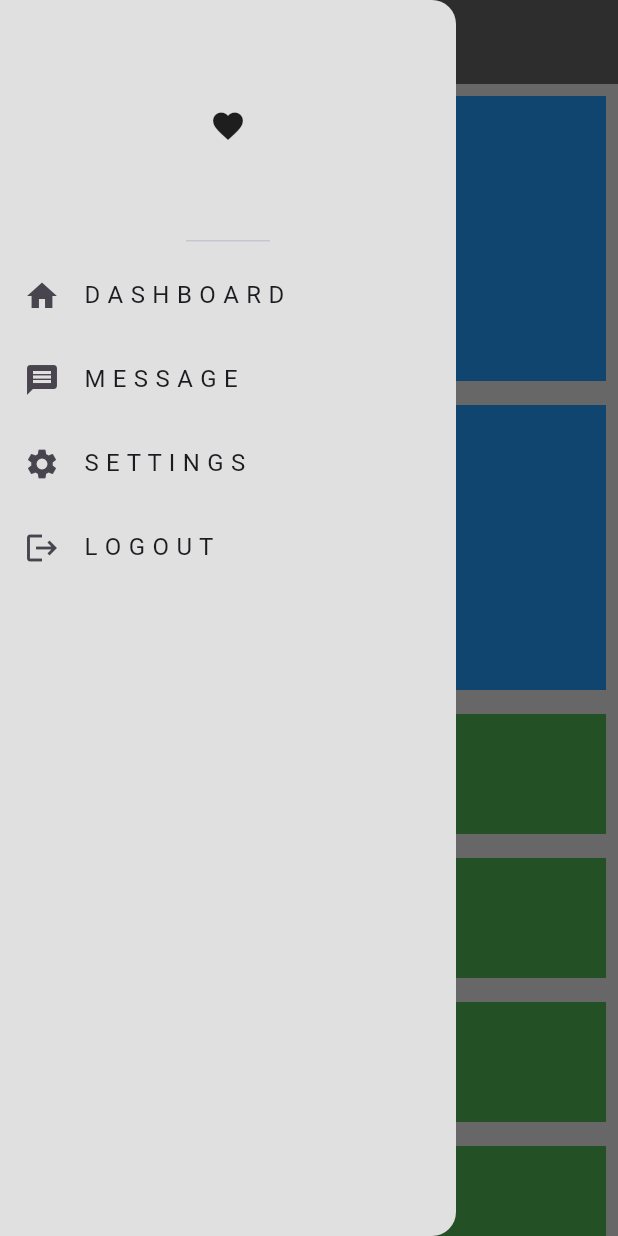
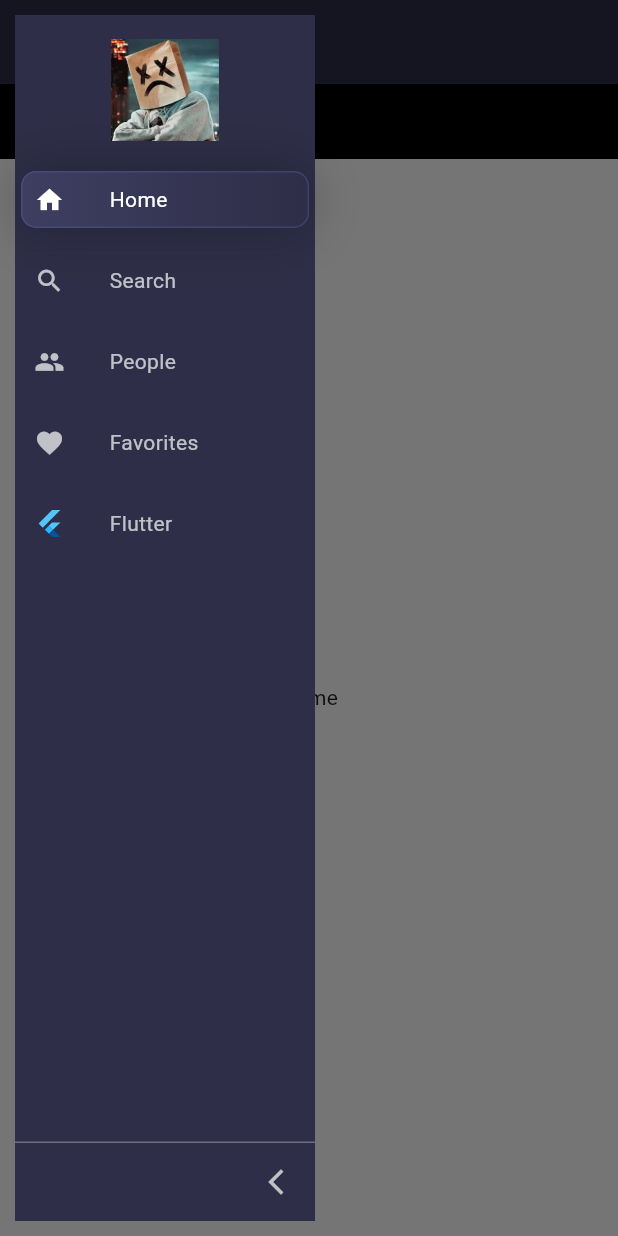
Before and after one commit to eabbeo/flutter_web_responsive_layout_design, a Flutter app: the screen it shows after launch, with the side drawer open, on a phone screen of 412 x 824 dp. Run offline on Flutter 3.47's test engine with Material 3 defaults, Android fonts, the phone set to English and light mode, and no system bars; drawn by our look-alikes of sidebarx.

Commit message:
dashboard designed for the good

```diff
--- a/lib/constants.dart
+++ b/lib/constants.dart
@@ -1,5 +1,10 @@
 import 'package:flutter/material.dart';
-import 'package:flutter/widgets.dart';
+import 'package:fweb/pages/favourites.dart';
+import 'package:fweb/pages/flutter.dart';
+import 'package:fweb/pages/home.dart';
+import 'package:fweb/pages/people.dart';
+import 'package:fweb/pages/search.dart';
+import 'package:sidebarx/sidebarx.dart';
 
 var myAppBar = AppBar(
   backgroundColor: Colors.grey.shade700,
@@ -7,76 +12,36 @@ var myAppBar = AppBar(
 
 var myDefaultBackground = Colors.grey[300];
 
-var myDrawer = Drawer(
-  backgroundColor: Colors.grey[300],
-  child: const Column(
-    children: [
-      DrawerHeader(child: Icon(Icons.favorite)),
-      ListTile(
-        leading: Icon(Icons.home),
-        title: Text("D A S H B O A R D"),
-      ),
-      ListTile(
-        leading: Icon(Icons.message),
-        title: Text("M E S S A G E"),
-      ),
-      ListTile(
-        leading: Icon(Icons.settings),
-        title: Text("S E T T I N G S"),
-      ),
-      ListTile(
-        leading: Icon(Icons.logout),
-        title: Text("L O G O U T"),
-      ),
+var myDrawer = Container(
+  color: Colors.white,
+  width: 250,
+  child: SidebarX(
+    theme: const SidebarXTheme(hoverColor: Colors.red),
+    controller: SidebarXController(selectedIndex: 0, extended: true),
+    items: const [
+      SidebarXItem(icon: Icons.home, label: 'Home'),
+      SidebarXItem(icon: Icons.search, label: 'Search'),
     ],
   ),
 );
 
 var myDesktopDrawer = Container(
-  color: Colors.grey,
+  color: Colors.white,
   width: 250,
-  child: Column(
-    children: [
-      const SizedBox(
-        height: 10,
-      ),
-      const CircleAvatar(
-        radius: 50,
-        backgroundImage: AssetImage("assets/images/download.jpeg"),
-      ),
-      const SizedBox(
-        height: 20,
-      ),
-      ExpansionTile(
-        leading: const Icon(Icons.draw),
-        childrenPadding: const EdgeInsets.only(left: 25),
-        expansionAnimationStyle: AnimationStyle(
-          curve: Curves.decelerate,
-        ),
-        title: const Text("Regestration"),
-        children: const [
-          ListTile(
-            leading: Icon(Icons.people),
-            title: Text("Members"),
-          ),
-          ListTile(
-            leading: Icon(Icons.people),
-            title: Text("Members"),
-          ),
-          ListTile(
-            leading: Icon(Icons.people),
-            title: Text("Members"),
-          ),
-          ListTile(
-            leading: Icon(Icons.people),
-            title: Text("Members"),
-          ),
-          ListTile(
-            leading: Icon(Icons.people),
-            title: Text("Members"),
-          ),
-        ],
-      )
+  child: SidebarX(
+    theme: const SidebarXTheme(hoverColor: Colors.red),
+    controller: SidebarXController(selectedIndex: 0, extended: true),
+    items: const [
+      SidebarXItem(icon: Icons.home, label: 'Home'),
+      SidebarXItem(icon: Icons.search, label: 'Search'),
     ],
   ),
 );
+
+   List<Widget> pages = [
+      const Home(),
+      const Search(),
+      const People(),
+      const Favourites(),
+      const Flutter()
+    ];
--- a/lib/main.dart
+++ b/lib/main.dart
@@ -3,11 +3,12 @@ import 'package:fweb/reponsive/desktop_scaffold.dart';
 import 'package:fweb/reponsive/mobile_scaffold.dart';
 import 'package:fweb/reponsive/responsive_layout.dart';
 import 'package:fweb/reponsive/tablet_scaffold.dart';
+import 'package:fweb/sbar.dart';
 
 void main() {
-  runApp(const MaterialApp(
+  runApp(MaterialApp(
     debugShowCheckedModeBanner: false,
-    home: MyApp(),
+    home: SidebarXExampleApp(),
   ));
 }
 
--- /dev/null
+++ b/lib/pages/flutter.dart
@@ -0,0 +1,21 @@
+import 'package:flutter/material.dart';
+
+class Flutter extends StatefulWidget {
+  const Flutter({super.key});
+
+  @override
+  State<Flutter> createState() => _FlutterState();
+}
+
+class _FlutterState extends State<Flutter> {
+  @override
+  Widget build(BuildContext context) {
+    return const Placeholder(
+      child: Scaffold(
+        body: Center(
+          child: Text('Flutter'),
+        ),
+      ),
+    );
+  }
+}
--- /dev/null
+++ b/lib/pages/home.dart
@@ -0,0 +1,22 @@
+import 'package:flutter/material.dart';
+
+class Home extends StatefulWidget {
+  const Home({super.key});
+
+  @override
+  State<Home> createState() => _HomeState();
+}
+
+class _HomeState extends State<Home> {
+  @override
+  Widget build(BuildContext context) {
+    return Scaffold(
+      body: Container(
+        color: Colors.white,
+        child: const Center(
+          child: Text('Home'),
+        ),
+      ),
+    );
+  }
+}
--- /dev/null
+++ b/lib/pages/people.dart
@@ -0,0 +1,21 @@
+import 'package:flutter/material.dart';
+
+class People extends StatefulWidget {
+  const People({super.key});
+
+  @override
+  State<People> createState() => _PeopleState();
+}
+
+class _PeopleState extends State<People> {
+  @override
+  Widget build(BuildContext context) {
+    return const Placeholder(
+      child: Scaffold(
+        body: Center(
+          child: Text('People'),
+        ),
+      ),
+    );
+  }
+}
--- /dev/null
+++ b/lib/pages/search.dart
@@ -0,0 +1,21 @@
+import 'package:flutter/material.dart';
+
+class Search extends StatefulWidget {
+  const Search({super.key});
+
+  @override
+  State<Search> createState() => _SearchState();
+}
+
+class _SearchState extends State<Search> {
+  @override
+  Widget build(BuildContext context) {
+    return const Placeholder(
+      child: Scaffold(
+        body: Center(
+          child: Text('Search'),
+        ),
+      ),
+    );
+  }
+}
--- /dev/null
+++ b/lib/sbar.dart
@@ -0,0 +1,215 @@
+import 'package:flutter/material.dart';
+import 'package:fweb/constants.dart';
+import 'package:sidebarx/sidebarx.dart';
+
+class SidebarXExampleApp extends StatelessWidget {
+  SidebarXExampleApp({super.key});
+
+  final _controller = SidebarXController(selectedIndex: 0, extended: true);
+  final _key = GlobalKey<ScaffoldState>();
+
+  @override
+  Widget build(BuildContext context) {
+    return MaterialApp(
+      title: 'SidebarX Example',
+      debugShowCheckedModeBanner: false,
+      theme: ThemeData(
+        primaryColor: Colors.red,
+        canvasColor: canvasColor,
+        scaffoldBackgroundColor: Colors.grey,
+        textTheme: const TextTheme(
+          headlineSmall: TextStyle(
+            color: Colors.white,
+            fontSize: 46,
+            fontWeight: FontWeight.w800,
+          ),
+        ),
+      ),
+      home: Builder(
+        builder: (context) {
+          final isSmallScreen = MediaQuery.of(context).size.width < 600;
+          return Scaffold(
+            key: _key,
+            appBar: isSmallScreen
+                ? AppBar(
+                    backgroundColor: canvasColor,
+                    // title: pages[1],
+                    leading: IconButton(
+                      onPressed: () {
+                        _key.currentState?.openDrawer();
+                      },
+                      icon: const Icon(Icons.menu),
+                    ),
+                  )
+                : null,
+            drawer: ExampleSidebarX(controller: _controller),
+            body: Container(
+              color: Colors.white,
+              width: MediaQuery.of(context).size.width,
+              height: MediaQuery.of(context).size.height,
+              child: Row(
+                children: [
+                  if (!isSmallScreen) ExampleSidebarX(controller: _controller),
+                  Expanded(
+                    child: Column(
+                      children: [
+                        Container(
+                          // width: MediaQuery.of(context).size.width,
+                          height: 50,
+                          color: Colors.black,
+                        ),
+                        Expanded(
+                          child: _ScreensExample(
+                            controller: _controller,
+                          ),
+                        ),
+                      ],
+                    ),
+                  ),
+                ],
+              ),
+            ),
+          );
+        },
+      ),
+    );
+  }
+}
+
+class ExampleSidebarX extends StatelessWidget {
+  const ExampleSidebarX({
+    super.key,
+    required SidebarXController controller,
+  }) : _controller = controller;
+
+  final SidebarXController _controller;
+
+  @override
+  Widget build(BuildContext context) {
+    return SidebarX(
+      controller: _controller,
+      theme: SidebarXTheme(
+        margin: const EdgeInsets.all(10),
+        decoration: BoxDecoration(
+          color: canvasColor,
+          borderRadius: BorderRadius.circular(20),
+        ),
+        hoverColor: scaffoldBackgroundColor,
+        textStyle: TextStyle(color: Colors.white.withOpacity(0.7)),
+        selectedTextStyle: const TextStyle(color: Colors.white),
+        hoverTextStyle: const TextStyle(
+          color: Colors.white,
+          fontWeight: FontWeight.w500,
+        ),
+        itemTextPadding: const EdgeInsets.only(left: 30),
+        selectedItemTextPadding: const EdgeInsets.only(left: 30),
+        itemDecoration: BoxDecoration(
+          borderRadius: BorderRadius.circular(10),
+          border: Border.all(color: canvasColor),
+        ),
+        selectedItemDecoration: BoxDecoration(
+          borderRadius: BorderRadius.circular(10),
+          border: Border.all(
+            color: actionColor.withOpacity(0.37),
+          ),
+          gradient: const LinearGradient(
+            colors: [accentCanvasColor, canvasColor],
+          ),
+          boxShadow: [
+            BoxShadow(
+              color: Colors.black.withOpacity(0.28),
+              blurRadius: 30,
+            )
+          ],
+        ),
+        iconTheme: IconThemeData(
+          color: Colors.white.withOpacity(0.7),
+          size: 20,
+        ),
+        selectedIconTheme: const IconThemeData(
+          color: Colors.white,
+          size: 20,
+        ),
+      ),
+      extendedTheme: const SidebarXTheme(
+        width: 200,
+        decoration: BoxDecoration(
+          color: canvasColor,
+        ),
+      ),
+      footerDivider: divider,
+      headerBuilder: (context, extended) {
+        return SizedBox(
+          height: 100,
+          child: Padding(
+            padding: const EdgeInsets.all(16.0),
+            child: Image.asset('assets/images/download.jpeg'),
+          ),
+        );
+      },
+      items: [
+        SidebarXItem(icon: Icons.home, label: 'Home', onTap: () => null),
+        const SidebarXItem(
+          icon: Icons.search,
+          label: 'Search',
+        ),
+        const SidebarXItem(
+          icon: Icons.people,
+          label: 'People',
+        ),
+        SidebarXItem(
+            icon: Icons.favorite,
+            label: 'Favorites',
+            selectable: false,
+            onTap: () => null),
+        const SidebarXItem(
+          iconWidget: FlutterLogo(size: 20),
+          label: 'Flutter',
+        ),
+      ],
+    );
+  }
+}
+
+class _ScreensExample extends StatelessWidget {
+  const _ScreensExample({
+    required this.controller,
+  });
+
+  final SidebarXController controller;
+
+  @override
+  Widget build(BuildContext context) {
+    return AnimatedBuilder(
+      animation: controller,
+      builder: (context, child) {
+        return pages[controller.selectedIndex];
+      },
+    );
+  }
+}
+
+String _getTitleByIndex(int index) {
+  switch (index) {
+    case 0:
+      return 'Home';
+    case 1:
+      return 'Search';
+    case 2:
+      return 'People';
+    case 3:
+      return 'Favorites';
+    case 4:
+      return 'Flutter';
+    default:
+      return 'Not found page';
+  }
+}
+
+const primaryColor = Color(0xFF685BFF);
+const canvasColor = Color(0xFF2E2E48);
+const scaffoldBackgroundColor = Color(0xFF464667);
+const accentCanvasColor = Color(0xFF3E3E61);
+const white = Colors.white;
+final actionColor = const Color(0xFF5F5FA7).withOpacity(0.6);
+final divider = Divider(color: white.withOpacity(0.3), height: 1);
--- a/pubspec.yaml
+++ b/pubspec.yaml
@@ -35,6 +35,7 @@ dependencies:
   # The following adds the Cupertino Icons font to your application.
   # Use with the CupertinoIcons class for iOS style icons.
   cupertino_icons: ^1.0.6
+  sidebarx: ^0.17.1
 
 dev_dependencies:
   flutter_test:
```
Also changed, not shown: lib/pages/favourites.dart (added, +21 -0 lines), lib/reponsive/desktop_scaffold.dart (+0 -13 lines), pubspec.lock.
